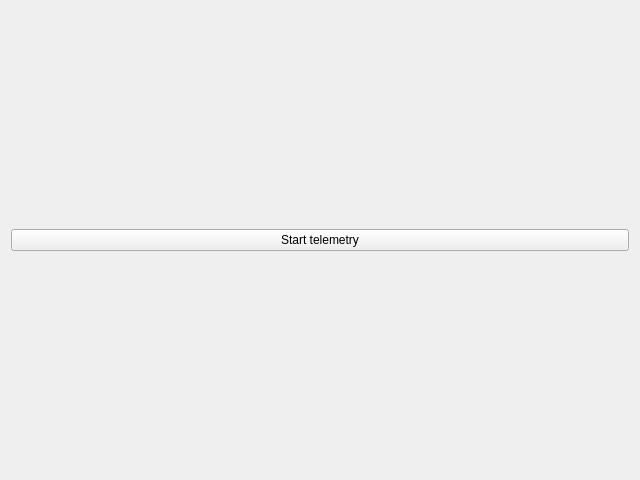
The window that UiFiles/connectionManager.ui (knr-auv/PC_GUI) describes before a commit, drawn with Qt 5.
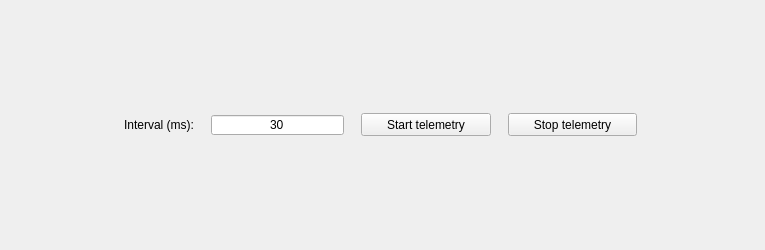
The same window after the commit.

Diff of the .ui file:
```diff
--- a/UiFiles/connectionManager.ui
+++ b/UiFiles/connectionManager.ui
@@ -6,19 +6,130 @@
    <rect>
     <x>0</x>
     <y>0</y>
-    <width>640</width>
-    <height>480</height>
+    <width>765</width>
+    <height>250</height>
    </rect>
   </property>
+  <property name="maximumSize">
+   <size>
+    <width>16777215</width>
+    <height>16777215</height>
+   </size>
+  </property>
   <property name="windowTitle">
    <string>Form</string>
   </property>
-  <layout class="QHBoxLayout" name="horizontalLayout">
-   <item>
-    <widget class="QPushButton" name="b_start_sending">
-     <property name="text">
-      <string>Start telemetry</string>
+  <layout class="QGridLayout" name="gridLayout">
+   <item row="0" column="0">
+    <widget class="QWidget" name="widget" native="true">
+     <property name="sizePolicy">
+      <sizepolicy hsizetype="Fixed" vsizetype="Preferred">
+       <horstretch>0</horstretch>
+       <verstretch>0</verstretch>
+      </sizepolicy>
      </property>
+     <property name="minimumSize">
+      <size>
+       <width>557</width>
+       <height>0</height>
+      </size>
+     </property>
+     <property name="maximumSize">
+      <size>
+       <width>557</width>
+       <height>16777215</height>
+      </size>
+     </property>
+     <layout class="QHBoxLayout" name="horizontalLayout">
+      <item>
+       <widget class="QLabel" name="l_interval">
+        <property name="minimumSize">
+         <size>
+          <width>70</width>
+          <height>23</height>
+         </size>
+        </property>
+        <property name="maximumSize">
+         <size>
+          <width>70</width>
+          <height>23</height>
+         </size>
+        </property>
+        <property name="text">
+         <string>Interval (ms):</string>
+        </property>
+        <property name="alignment">
+         <set>Qt::AlignRight|Qt::AlignTrailing|Qt::AlignVCenter</set>
+        </property>
+       </widget>
+      </item>
+      <item>
+       <widget class="QLineEdit" name="t_interval">
+        <property name="sizePolicy">
+         <sizepolicy hsizetype="Minimum" vsizetype="Fixed">
+          <horstretch>0</horstretch>
+          <verstretch>0</verstretch>
+         </sizepolicy>
+        </property>
+        <property name="minimumSize">
+         <size>
+          <width>0</width>
+          <height>20</height>
+         </size>
+        </property>
+        <property name="maximumSize">
+         <size>
+          <width>133</width>
+          <height>20</height>
+         </size>
+        </property>
+        <property name="text">
+         <string>30</string>
+        </property>
+        <property name="alignment">
+         <set>Qt::AlignCenter</set>
+        </property>
+       </widget>
+      </item>
+      <item>
+       <widget class="QPushButton" name="b_start_sending">
+        <property name="minimumSize">
+         <size>
+          <width>130</width>
+          <height>23</height>
+         </size>
+        </property>
+        <property name="maximumSize">
+         <size>
+          <width>130</width>
+          <height>23</height>
+         </size>
+        </property>
+        <property name="text">
+         <string>Start telemetry</string>
+        </property>
+       </widget>
+      </item>
+      <item>
+       <widget class="QPushButton" name="b_stop_sending">
+        <property name="minimumSize">
+         <size>
+          <width>129</width>
+          <height>23</height>
+         </size>
+        </property>
+        <property name="maximumSize">
+         <size>
+          <width>129</width>
+          <height>23</height>
+         </size>
+        </property>
+        <property name="text">
+         <string>Stop telemetry</string>
+        </property>
+       </widget>
+      </item>
+     </layout>
     </widget>
    </item>
   </layout>
```
